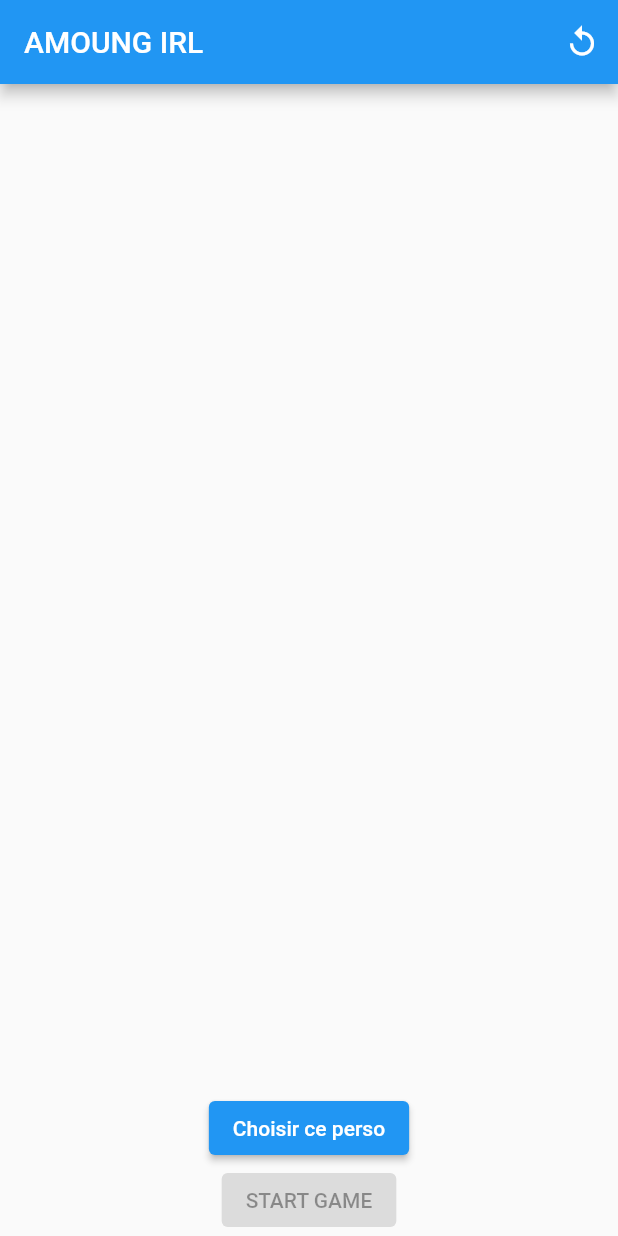
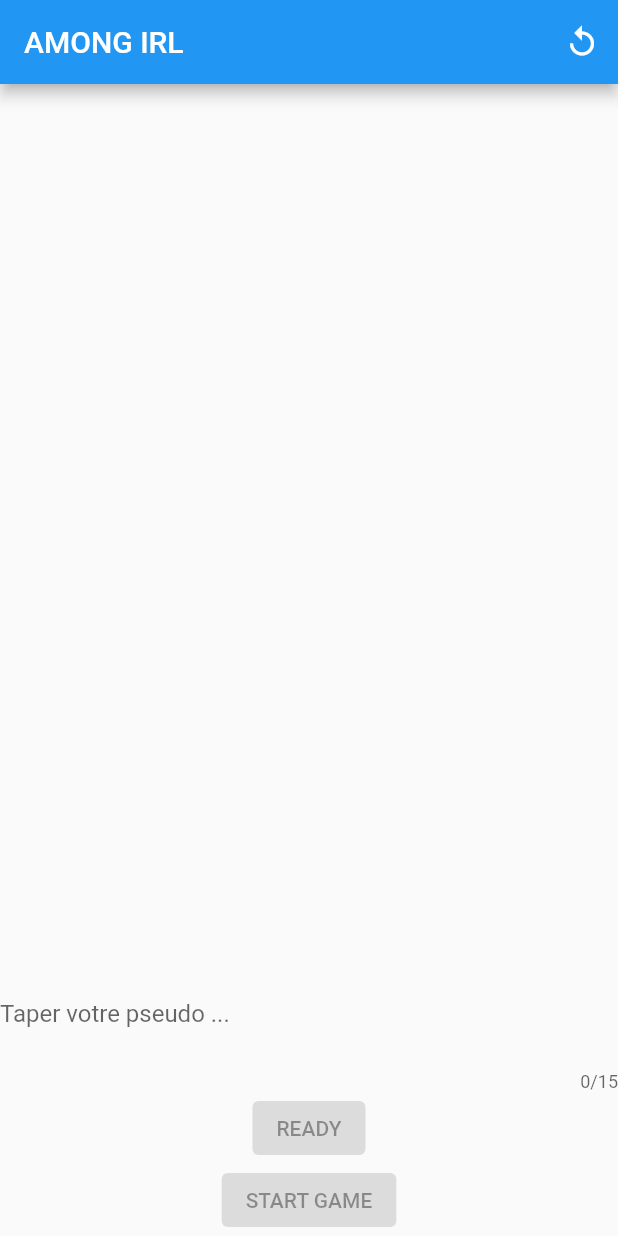
Before and after one commit to Among-IRL/Amongirl_flutter, a Flutter app: the screen it shows after launch, on a phone screen of 412 x 824 dp. Run offline on Flutter 3.47's test engine with Material 2 defaults, Android fonts, the phone set to English and light mode, and no system bars; our stand-ins replace shared_preferences, socket_io_client; network calls fail.

Commit message:
Select player name and add it to ready players list

```diff
--- a/lib/pages/game_config_page.dart
+++ b/lib/pages/game_config_page.dart
@@ -1,3 +1,5 @@
+import 'dart:math';
+
 import 'package:amoungirl/pages/roles_allocation.dart';
 import 'package:flutter/material.dart';
 import 'package:shared_preferences/shared_preferences.dart';
@@ -6,22 +8,24 @@ import "package:socket_io_client/socket_io_client.dart" as IO;
 class GameConfigPage extends StatefulWidget {
   static const routeName = 'game_config';
 
+  const GameConfigPage({Key? key}) : super(key: key);
+
   @override
   State<StatefulWidget> createState() => GameConfigPageState();
 }
 
 class GameConfigPageState extends State<GameConfigPage> {
   final Future<SharedPreferences> _prefs = SharedPreferences.getInstance();
+  final TextEditingController pseudoController = TextEditingController();
 
   late IO.Socket socket;
 
-  bool allSelected = false;
+  bool allReady = false;
+  bool isReady = false;
 
-  bool choosePlayerDisabled = false;
+  late String _pseudo;
 
   List<dynamic> players = [];
-
-  String choosenPlayer = "";
 
   @override
   void initState() {
@@ -40,29 +44,40 @@ class GameConfigPageState extends State<GameConfigPage> {
   Widget build(BuildContext context) {
     return Scaffold(
       appBar: AppBar(
-        title: const Text("AMOUNG IRL"),
+        title: const Text("AMONG IRL"),
         actions: [
           IconButton(
             onPressed: () {
               socket.emit('resetGame');
-              print("reset");
             },
-            icon: Icon(Icons.replay),
+            icon: const Icon(Icons.replay),
           ),
         ],
       ),
       body: Center(
         child: Column(
           children: [
-            buildRadioPlayers(),
-            ElevatedButton(
-              onPressed: choosePlayerDisabled ? null : () => choosePseudo(),
-              child: Text('Choisir ce perso'),
+            buildPlayersList(),
+            TextField(
+              maxLength: 15,
+              controller: pseudoController,
+              onChanged: (newValue) {
+                setState(() {
+                  _pseudo = newValue;
+                });
+              },
+              decoration: const InputDecoration(
+                  border: InputBorder.none,
+                  labelText: 'Taper votre pseudo ...',
+              ),
             ),
             ElevatedButton(
-                child: Text("START GAME"),
-                onPressed: allSelected ? () => start() : null),
-                // onPressed: () => start()),
+                child: const Text("READY"),
+                onPressed: pseudoController.text.length >= 3 && !isReady ? () => choosePseudo() : null
+            ),
+            ElevatedButton(
+                child: const Text("START GAME"),
+                onPressed: allReady ? () => start() : null),
           ],
         ),
       ),
@@ -72,7 +87,7 @@ class GameConfigPageState extends State<GameConfigPage> {
   void initializeSocket() {
     // socket = IO.io("https://amoung-irl-server-game.herokuapp.com/",
     //     IO.OptionBuilder().setTransports(['websocket']).build());
-    socket = IO.io("http://10.57.29.188:3000",
+    socket = IO.io("http://192.168.11.126:3000",
         IO.OptionBuilder().setTransports(['websocket']).build());
 
     // socket.connect();
@@ -80,6 +95,7 @@ class GameConfigPageState extends State<GameConfigPage> {
     socket.on('resetGame', (data) {
       setState(() {
         players = data['players'];
+        isReady = false;
       });
     });
 
@@ -95,7 +111,6 @@ class GameConfigPageState extends State<GameConfigPage> {
         players = data['players'];
         // print("playser in start = $players");
       });
-      //todo pass data
 
       Navigator.pushReplacement(
         context,
@@ -106,51 +121,46 @@ class GameConfigPageState extends State<GameConfigPage> {
     });
 
     socket.on('selectPlayer', (data) {
-      print("slect plyer ??");
+      print("select player");
       List dataPlayers = data['players'];
       setState(() {
         players = data['players'];
-        allSelected = dataPlayers.every((player) => player['selected']);
+        allReady = dataPlayers.length >= 4;
       });
     });
   }
 
-  buildRadioPlayers() {
+  buildPlayersList() {
     return Expanded(
-      child: Column(
-        children: players.map((player) {
-          if (!player['selected']) {
-            return RadioListTile<String>(
-              title: Text("${player['name']}"),
-              groupValue: choosenPlayer,
-              value: player['name'],
-              onChanged: (value) {
-                setState(() {
-                  choosenPlayer = value as String;
-                });
-                print("choosen player = $choosenPlayer");
-              },
+      child: ListView.builder(
+        shrinkWrap: true,
+        itemCount: players.length + 1,
+        itemBuilder: (BuildContext context, int index) {
+          if (index != players.length) {
+            return ListTile(
+              leading: const Icon(Icons.check),
+              title: Text(players[index]['name']),
             );
           } else {
-            return Container();
+            return const SizedBox(
+              height: 50,
+            );
           }
-        }).toList(),
+        },
       ),
     );
   }
 
   Future savePlayerInStorage() async {
     final SharedPreferences prefs = await _prefs;
-    await prefs.setString("player", choosenPlayer);
-
-    setState(() {
-      choosePlayerDisabled = true;
-    });
+    await prefs.setString("player", pseudoController.text);
   }
 
   choosePseudo() {
-    if (choosenPlayer.isNotEmpty) {
-      socket.emit('selectPlayer', {'name': choosenPlayer});
+    if (pseudoController.text.isNotEmpty) {
+      print(pseudoController.text);
+      isReady = true;
+      socket.emit('selectPlayer', {'name': pseudoController.text});
       savePlayerInStorage();
     }
   }
```
